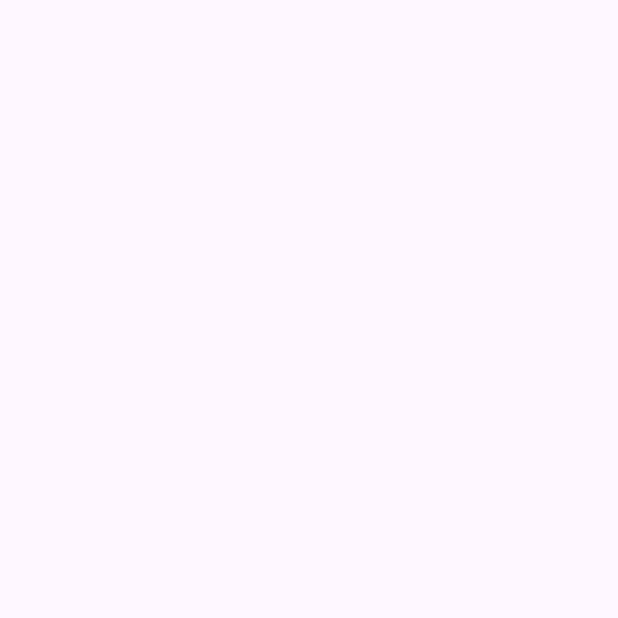
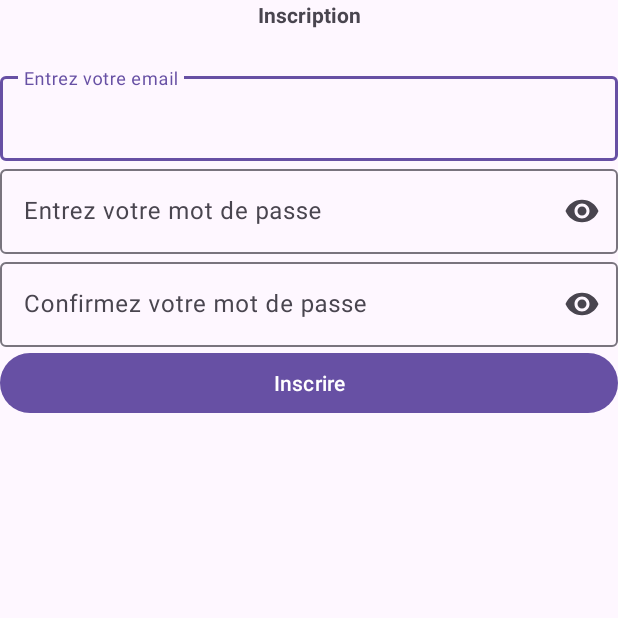
Before and after one commit to 1903606/tp2_v2, an Android app: the Register screen opened directly, with no data from a screen before it, on a phone screen of 412 x 824 dp, the top half of it. Before the commit the part shown is empty. Run offline under Robolectric (Android 15) with nearby library versions, the phone set to English and light mode, and no system bars.

Commit message:
Fait: Interface des activites

```diff
--- a/app/src/main/res/layout/activity_register.xml
+++ b/app/src/main/res/layout/activity_register.xml
@@ -1,9 +1,78 @@
 <?xml version="1.0" encoding="utf-8"?>
-<androidx.constraintlayout.widget.ConstraintLayout xmlns:android="http://schemas.android.com/apk/res/android"
+<LinearLayout xmlns:android="http://schemas.android.com/apk/res/android"
     xmlns:app="http://schemas.android.com/apk/res-auto"
     xmlns:tools="http://schemas.android.com/tools"
     android:layout_width="match_parent"
     android:layout_height="match_parent"
+    android:orientation="vertical"
     tools:context=".Register">
 
-</androidx.constraintlayout.widget.ConstraintLayout>
+    <TextView
+        android:layout_width="match_parent"
+        android:layout_height="wrap_content"
+        android:text="@string/register"
+        android:gravity="center"
+        android:textStyle="bold"
+
+        >
+
+    </TextView>
+
+    <com.google.android.material.textfield.TextInputLayout
+        android:id="@+id/til_courriel"
+        android:layout_width="match_parent"
+        android:layout_height="wrap_content"
+        android:layout_marginTop="26dp"
+        android:hint="@string/entrez_votre_email">
+
+        <com.google.android.material.textfield.TextInputEditText
+            android:id="@+id/tiet_courriel"
+            android:layout_width="match_parent"
+            android:layout_height="wrap_content"
+            android:inputType="textEmailAddress"
+            android:maxLines="1"
+            />
+    </com.google.android.material.textfield.TextInputLayout>
+
+    <com.google.android.material.textfield.TextInputLayout
+        android:id="@+id/til_mdp"
+        android:layout_width="match_parent"
+        android:layout_height="wrap_content"
+        android:hint="@string/entrez_votre_mot_de_passe"
+        app:endIconMode="password_toggle">
+
+        <com.google.android.material.textfield.TextInputEditText
+            android:layout_width="match_parent"
+            android:layout_height="wrap_content"
+            android:inputType="textPassword"
+            android:maxLines="1"/>
+
+
+    </com.google.android.material.textfield.TextInputLayout>
+
+    <com.google.android.material.textfield.TextInputLayout
+        android:id="@+id/til_mdp_confirmez"
+        android:layout_width="match_parent"
+        android:layout_height="wrap_content"
+        android:hint="@string/confirmez_votre_mot_de_passe"
+        app:endIconMode="password_toggle">
+
+        <com.google.android.material.textfield.TextInputEditText
+            android:id="@+id/tiet_mdp_confirmez"
+            android:layout_width="match_parent"
+            android:layout_height="wrap_content"
+            android:inputType="textPassword"
+            android:maxLines="1"/>
+
+
+    </com.google.android.material.textfield.TextInputLayout>
+
+    <Button
+        android:id="@+id/btn_register"
+        android:layout_width="match_parent"
+        android:layout_height="wrap_content"
+        android:text="Inscrire">
+
+    </Button>
+
+</LinearLayout>
--- a/app/src/main/res/values/strings.xml
+++ b/app/src/main/res/values/strings.xml
@@ -4,4 +4,9 @@
     <string name="confirmez_votre_mot_de_passe">Confirmez votre mot de passe</string>
     <string name="entrez_votre_email">Entrez votre email</string>
     <string name="connexion">Connexion</string>
+    <string name="register">Inscription</string>
+    <string name="vous_tes_connect">Vous êtes connecté!</string>
+    <string name="afficher_informations_de_mon_profil">Afficher informations de mon profil</string>
+    <string name="deconnexion">Deconnexion</string>
+    <string name="mettre_jour_mon_profil">Mettre à jour mon profil</string>
 </resources>
```
Also changed, not shown: app/src/main/res/layout/activity_gestion_bd.xml (+28 -2 lines), app/src/main/res/layout/activity_gestion_profil.xml (+34 -2 lines), app/src/main/res/layout/activity_main.xml (+0 -16 lines).
